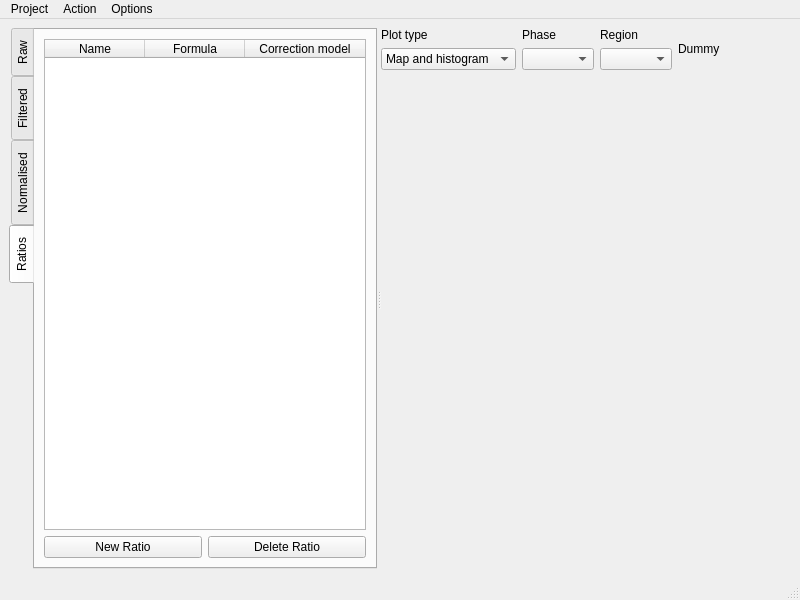
ianthomas23/QACD-quack, file src/resources/ui_main_window.ui: the form before one commit.
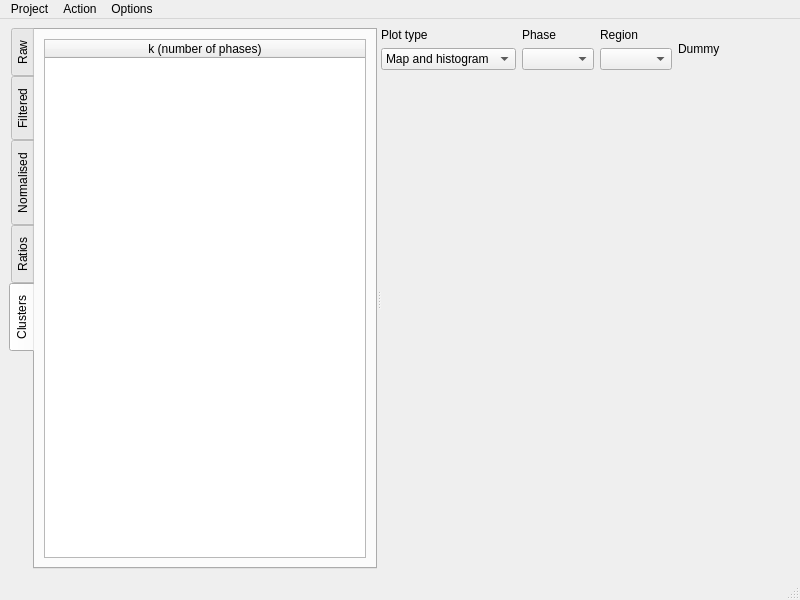
The form after the commit. Custom widgets are drawn as their Qt base class.

```diff
--- a/src/resources/ui_main_window.ui
+++ b/src/resources/ui_main_window.ui
@@ -37,7 +37,7 @@
         <enum>QTabWidget::West</enum>
        </property>
        <property name="currentIndex">
-        <number>3</number>
+        <number>4</number>
        </property>
        <widget class="QWidget" name="rawTab">
         <property name="sizePolicy">
@@ -239,6 +239,73 @@
          </item>
         </layout>
        </widget>
+       <widget class="QWidget" name="clusterTab">
+        <property name="sizePolicy">
+         <sizepolicy hsizetype="Preferred" vsizetype="Preferred">
+          <horstretch>0</horstretch>
+          <verstretch>0</verstretch>
+         </sizepolicy>
+        </property>
+        <attribute name="title">
+         <string>Clusters</string>
+        </attribute>
+        <layout class="QVBoxLayout" name="verticalLayout">
+         <property name="leftMargin">
+          <number>9</number>
+         </property>
+         <property name="topMargin">
+          <number>9</number>
+         </property>
+         <property name="rightMargin">
+          <number>9</number>
+         </property>
+         <property name="bottomMargin">
+          <number>9</number>
+         </property>
+         <item>
+          <widget class="QTableWidget" name="clusterTable">
+           <property name="sizeAdjustPolicy">
+            <enum>QAbstractScrollArea::AdjustIgnored</enum>
+           </property>
+           <property name="selectionMode">
+            <enum>QAbstractItemView::SingleSelection</enum>
+           </property>
+           <property name="selectionBehavior">
+            <enum>QAbstractItemView::SelectRows</enum>
+           </property>
+           <property name="showGrid">
+            <bool>true</bool>
+           </property>
+           <property name="gridStyle">
+            <enum>Qt::SolidLine</enum>
+           </property>
+           <property name="sortingEnabled">
+            <bool>true</bool>
+           </property>
+           <property name="columnCount">
+            <number>1</number>
+           </property>
+           <attribute name="horizontalHeaderHighlightSections">
+            <bool>false</bool>
+           </attribute>
+           <attribute name="horizontalHeaderShowSortIndicator" stdset="0">
+            <bool>true</bool>
+           </attribute>
+           <attribute name="horizontalHeaderStretchLastSection">
+            <bool>true</bool>
+           </attribute>
+           <attribute name="verticalHeaderVisible">
+            <bool>false</bool>
+           </attribute>
+           <column>
+            <property name="text">
+             <string>k (number of phases)</string>
+            </property>
+           </column>
+          </widget>
+         </item>
+        </layout>
+       </widget>
       </widget>
       <widget class="QWidget" name="layoutWidget">
        <layout class="QVBoxLayout" name="rightVerticalLayout">
```
Left out of the diff: 6 changed lines with no effect on the pictures.
